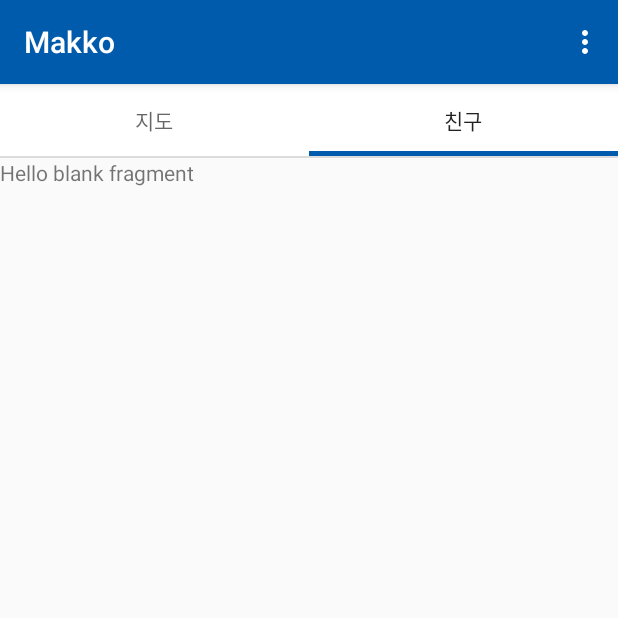
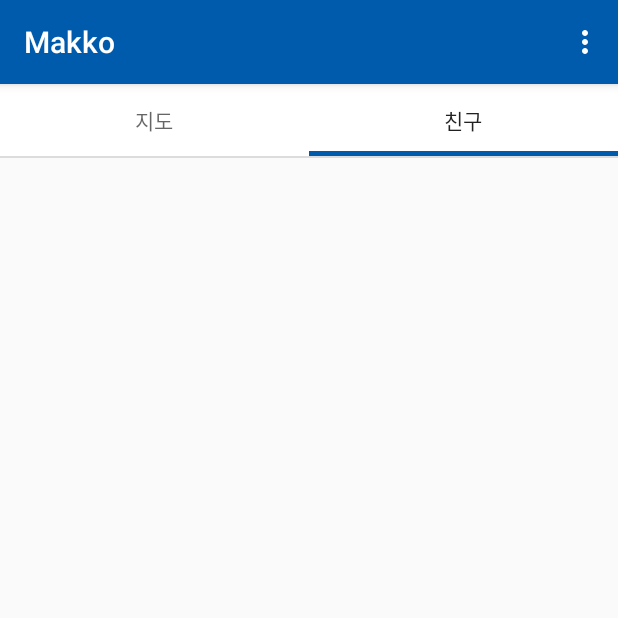
Before and after one commit to loveprotocol/Makko, an Android app: the screen it shows after launch once a user with an empty profile is signed in (MainActivity), tab 2 chosen, on a phone screen of 412 x 824 dp, the top half of it. Run offline under Robolectric (Android 15) with nearby library versions, the phone set to English and light mode, and no system bars; our stand-ins replace Firebase (no records; nobody signed in at launch, a user with empty details on screens opened directly); libraries missing offline, so code that uses them is left out: com.gun0912.tedpermission, net.daum.mf; 4 statements that could not run were skipped.

Commit message:
리사이클러뷰를...만들뻔했다...

```diff
--- a/app/src/main/java/com/inha/makko/FriendFragment.java
+++ b/app/src/main/java/com/inha/makko/FriendFragment.java
@@ -3,7 +3,10 @@ package com.inha.makko;
 
 import android.os.Bundle;
 
+import androidx.annotation.NonNull;
+import androidx.annotation.Nullable;
 import androidx.fragment.app.Fragment;
+import androidx.recyclerview.widget.RecyclerView;
 
 import android.view.LayoutInflater;
 import android.view.View;
@@ -15,6 +18,8 @@ import android.view.ViewGroup;
  */
 public class FriendFragment extends Fragment {
 
+    private RecyclerView friendRecyclerView;
+    private FriendRecyclerViewAdapter friendRecyclerViewAdapter;
 
     public FriendFragment() {
         // Required empty public constructor
@@ -35,8 +40,23 @@ public class FriendFragment extends Fragment {
     @Override
     public View onCreateView(LayoutInflater inflater, ViewGroup container,
                              Bundle savedInstanceState) {
+
+        //friendRecyclerView.setAdapter();
+
         // Inflate the layout for this fragment
         return inflater.inflate(R.layout.fragment_friend, container, false);
     }
 
+    @Override
+    public void onViewCreated(@NonNull View view, @Nullable Bundle savedInstanceState) {
+        super.onViewCreated(view, savedInstanceState);
+
+        // TODO : Create adapter!!
+        //friendRecyclerViewAdapter = crea
+
+        friendRecyclerView = view.findViewById(R.id.fragment_friends_recycler_view);
+        friendRecyclerView.setAdapter(friendRecyclerViewAdapter);
+
+        // TODO : Firebase 와 연동? view model 작성해서
+    }
 }
--- /dev/null
+++ b/app/src/main/java/com/inha/makko/FriendRecyclerViewAdapter.java
@@ -0,0 +1,6 @@
+package com.inha.makko;
+
+import androidx.recyclerview.widget.RecyclerView;
+
+public class FriendRecyclerViewAdapter extends RecyclerView.Adapter {
+}
--- a/app/src/main/res/layout/fragment_friend.xml
+++ b/app/src/main/res/layout/fragment_friend.xml
@@ -1,14 +1,13 @@
 <?xml version="1.0" encoding="utf-8"?>
-<FrameLayout xmlns:android="http://schemas.android.com/apk/res/android"
+<androidx.constraintlayout.widget.ConstraintLayout xmlns:android="http://schemas.android.com/apk/res/android"
     xmlns:tools="http://schemas.android.com/tools"
     android:layout_width="match_parent"
     android:layout_height="match_parent"
     tools:context=".FriendFragment">
 
-    <!-- TODO: Update blank fragment layout -->
-    <TextView
+    <androidx.recyclerview.widget.RecyclerView
+        android:id="@+id/fragment_friends_recycler_view"
         android:layout_width="match_parent"
-        android:layout_height="match_parent"
-        android:text="@string/hello_blank_fragment" />
+        android:layout_height="match_parent" />
 
-</FrameLayout>
+</androidx.constraintlayout.widget.ConstraintLayout>
```
